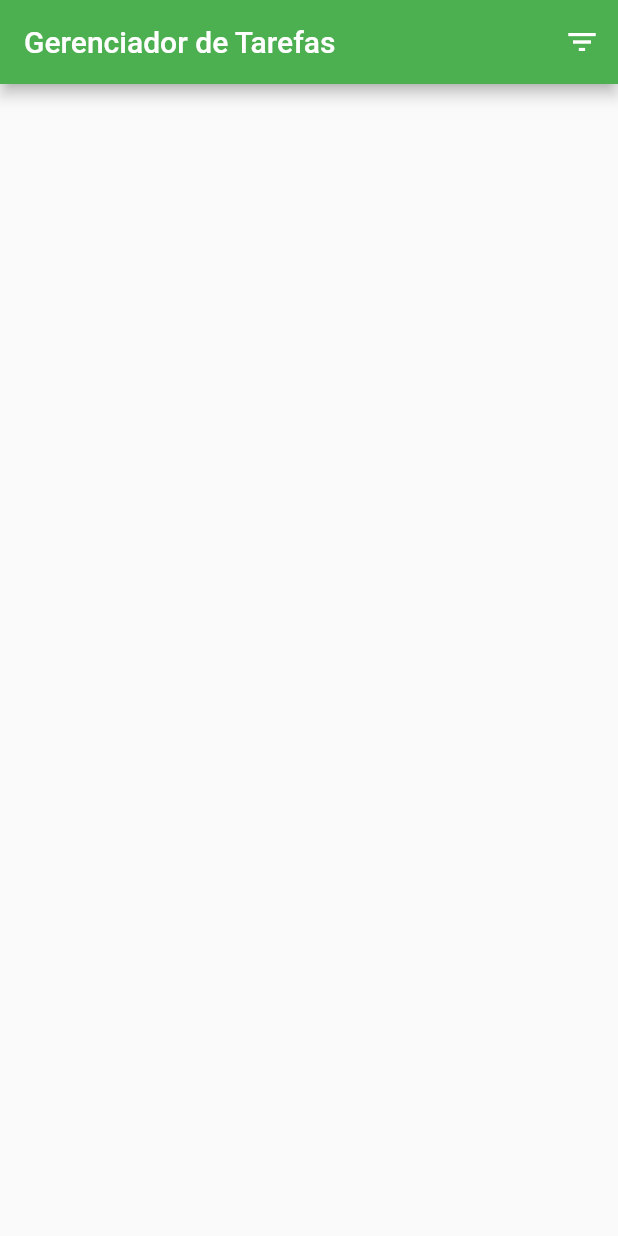
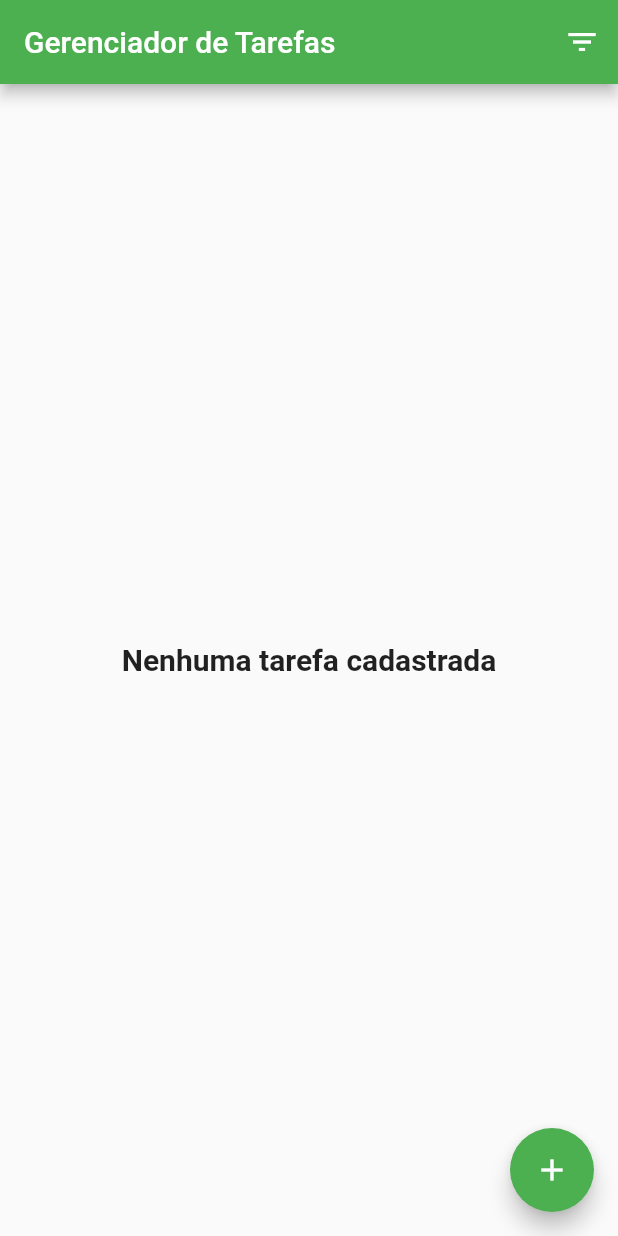
Before and after one commit to GiovaniMarcarini/gerenciador_tarefas_utfpr, a Flutter app: the screen it shows after launch, on a phone screen of 412 x 824 dp. Run offline on Flutter 3.47's test engine with Material 2 defaults, Android fonts, the phone set to English and light mode, and no system bars.

```diff
--- a/lib/pages/lista_tarefas_page.dart
+++ b/lib/pages/lista_tarefas_page.dart
@@ -13,14 +13,21 @@ class ListaTarefasPage extends StatefulWidget{
 class _ListaTarefasPageState extends State<ListaTarefasPage>{
 
   final tarefas = <Tarefa>[
-    Tarefa(id: 1, descricao: 'Exercícios em sala de aula',
-    prazo: DateTime.now().add(Duration(days: 5))),
+    //Tarefa(id: 1, descricao: 'Exercícios em sala de aula',
+    //prazo: DateTime.now().add(Duration(days: 5))
+   // ),
   ];
 
   @override
   Widget build(BuildContext context){
     return Scaffold(
       appBar: _criarAppBar(),
+      body: _criarBody(),
+      floatingActionButton: FloatingActionButton(
+        onPressed: () {},
+        tooltip: 'Nova Tarefa',
+        child: Icon(Icons.add),
+      ),
     );
   }
 
@@ -34,4 +41,25 @@ class _ListaTarefasPageState extends State<ListaTarefasPage>{
       ],
     );
   }
+
+  Widget _criarBody(){
+    if(tarefas.isEmpty){
+      return const Center(
+        child: Text('Nenhuma tarefa cadastrada',
+       style: TextStyle(fontSize: 20, fontWeight: FontWeight.bold),
+        ),
+      );
+    }
+    return ListView.separated(
+        itemBuilder: (BuildContext context, int index){
+          final tarefa = tarefas[index];
+          return ListTile(
+            title: Text('${tarefa.id} - ${tarefa.descricao}'),
+            subtitle: Text(tarefa.prazo == null ? 'Sem prazo definido' : 'Prazo - ${tarefa.prazo}'),
+          );
+        },
+        separatorBuilder: (BuildContext context, int index) => Divider(),
+        itemCount: tarefas.length,
+    );
+  }
 }
```
